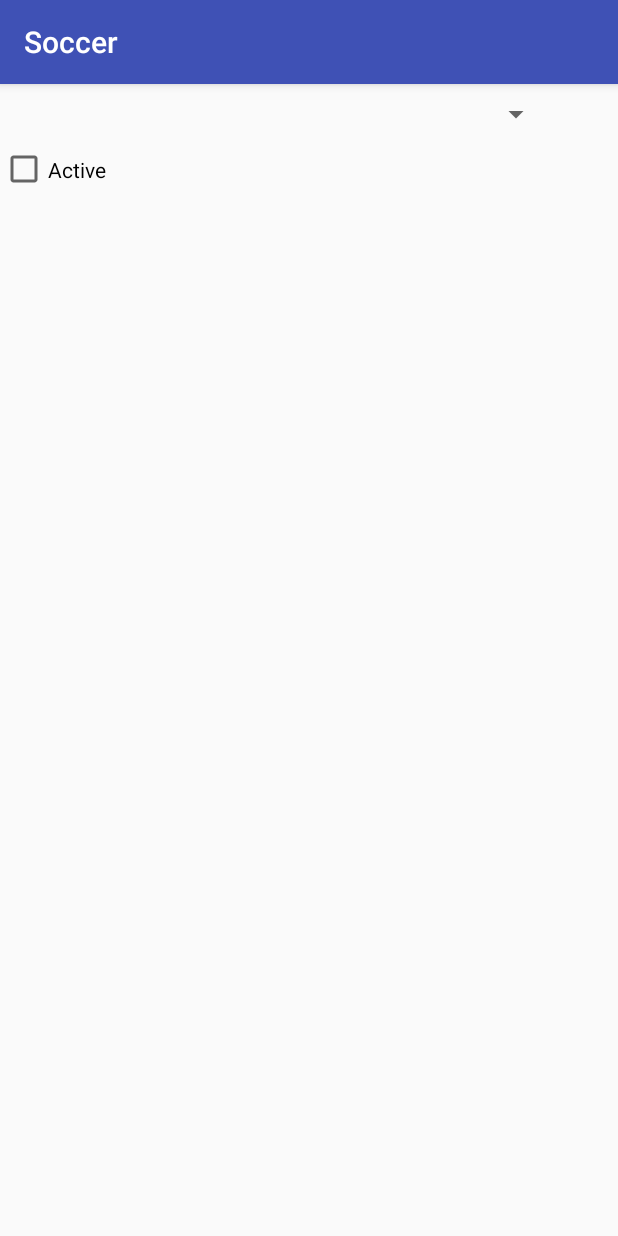
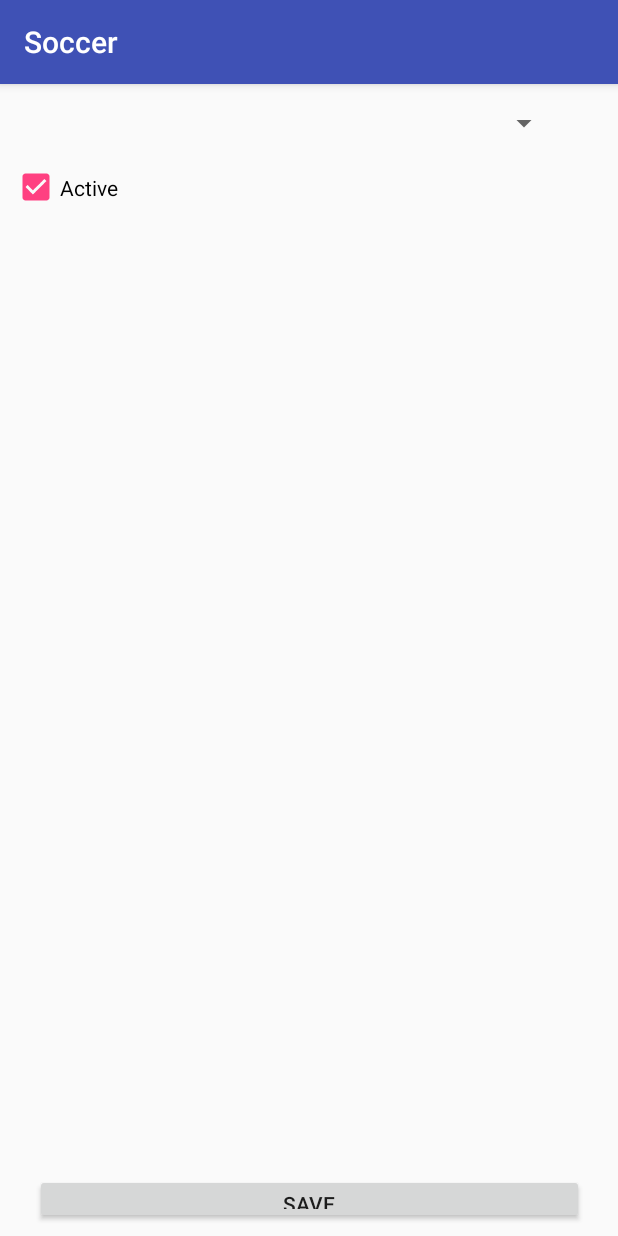
Before and after one commit to herbsts/Football, an Android app: the ProfileActivity screen opened directly, with no data from a screen before it, on a phone screen of 412 x 824 dp. Run offline under Robolectric (Android 15) with nearby library versions, the light colour scheme and no system bars.

Commit message:
Enum Position Profile Activity

```diff
--- /dev/null
+++ b/app/src/main/java/herbsts/soccer/Position.java
@@ -0,0 +1,12 @@
+package herbsts.soccer;
+
+/**
+ * Created by Lorenz on 22.03.2017.
+ */
+
+public enum Position {
+    GOALIE,
+    DEFENDER,
+    MIDFIELDER,
+    FORWARD
+}
--- a/app/src/main/java/herbsts/soccer/ProfileActivity.java
+++ b/app/src/main/java/herbsts/soccer/ProfileActivity.java
@@ -2,12 +2,67 @@ package herbsts.soccer;
 
 import android.support.v7.app.AppCompatActivity;
 import android.os.Bundle;
+import android.view.View;
+import android.widget.Button;
+import android.widget.CheckBox;
+import android.widget.Spinner;
+import android.widget.Toast;
 
-public class ProfileActivity extends AppCompatActivity {
+public class ProfileActivity extends AppCompatActivity implements View.OnClickListener {
+    /*
+    non-gui-attributes
+     */
+    private Database db = null;
+
+    /*
+    gui-attributes
+     */
+    private Spinner spPosition = null;
+    private CheckBox chBoxActive = null;
+    private Button btnSave = null;
 
     @Override
     protected void onCreate(Bundle savedInstanceState) {
-        super.onCreate(savedInstanceState);
-        setContentView(R.layout.activity_profile);
+        try
+        {
+            super.onCreate(savedInstanceState);
+            setContentView(R.layout.activity_profile);
+            this.db = Database.newInstance();
+            this.getAllViews();
+            this.registrateEventhandlers();
+        }
+        catch (Exception e)
+        {
+            Toast toast = Toast.makeText(getApplicationContext(), e.getMessage(), Toast.LENGTH_LONG);
+            toast.show();
+        }
+    }
+
+    private void getAllViews() throws Exception
+    {
+        this.spPosition = (Spinner) findViewById(R.id.spPosition);
+        this.chBoxActive = (CheckBox) findViewById(R.id.chBoxActive);
+        this.btnSave = (Button) findViewById(R.id.btnSave);
+    }
+
+    private void registrateEventhandlers() throws Exception
+    {
+        this.btnSave.setOnClickListener(this);
+    }
+
+    @Override
+    public void onClick(View view) {
+        try
+        {
+            if (view == this.btnSave)
+            {
+
+            }
+        }
+        catch (Exception e)
+        {
+            Toast toast = Toast.makeText(getApplicationContext(), e.getMessage(), Toast.LENGTH_LONG);
+            toast.show();
+        }
     }
 }
--- a/app/src/main/res/layout/activity_profile.xml
+++ b/app/src/main/res/layout/activity_profile.xml
@@ -7,19 +7,37 @@
     tools:context="herbsts.soccer.ProfileActivity">
 
     <Spinner
-        android:id="@+id/spinner"
-        android:layout_width="368dp"
-        android:layout_height="wrap_content"
-        tools:layout_editor_absoluteX="8dp"
+        android:id="@+id/spPosition"
+        android:layout_width="365dp"
+        android:layout_height="36dp"
+        android:layout_marginLeft="8dp"
+        app:layout_constraintLeft_toLeftOf="parent"
+        android:layout_marginRight="8dp"
+        app:layout_constraintRight_toRightOf="parent"
+        app:layout_constraintHorizontal_bias="0.0"
         app:layout_constraintTop_toTopOf="parent"
         android:layout_marginTop="8dp" />
 
     <CheckBox
-        android:id="@+id/ckBoxActive"
+        android:id="@+id/chBoxActive"
         android:layout_width="128dp"
         android:layout_height="34dp"
+        android:layout_marginLeft="8dp"
+        android:layout_marginTop="8dp"
+        android:checked="true"
         android:text="Active"
-        tools:layout_editor_absoluteX="7dp"
-        android:layout_marginTop="8dp"
-        app:layout_constraintTop_toBottomOf="@+id/spinner" />
+        app:layout_constraintLeft_toLeftOf="parent"
+        app:layout_constraintTop_toBottomOf="@+id/spPosition" />
+
+    <Button
+        android:id="@+id/btnSave"
+        android:layout_width="366dp"
+        android:layout_height="33dp"
+        android:layout_marginBottom="8dp"
+        android:layout_marginLeft="8dp"
+        android:layout_marginRight="8dp"
+        android:text="Save"
+        app:layout_constraintBottom_toBottomOf="parent"
+        app:layout_constraintLeft_toLeftOf="parent"
+        app:layout_constraintRight_toRightOf="parent" />
 </android.support.constraint.ConstraintLayout>
```
